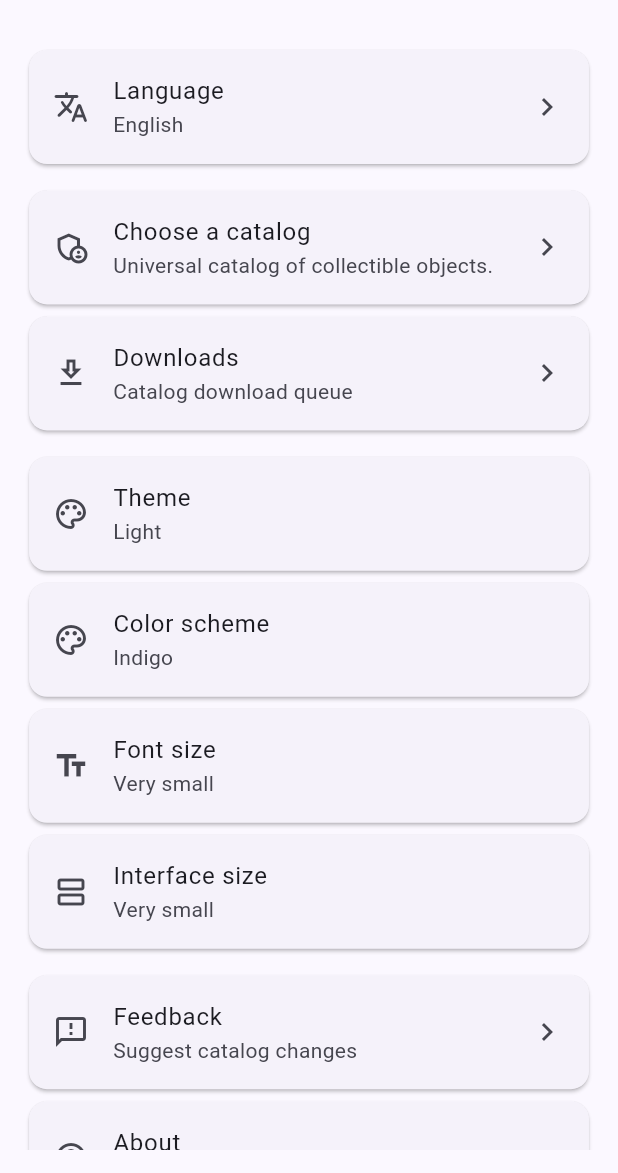
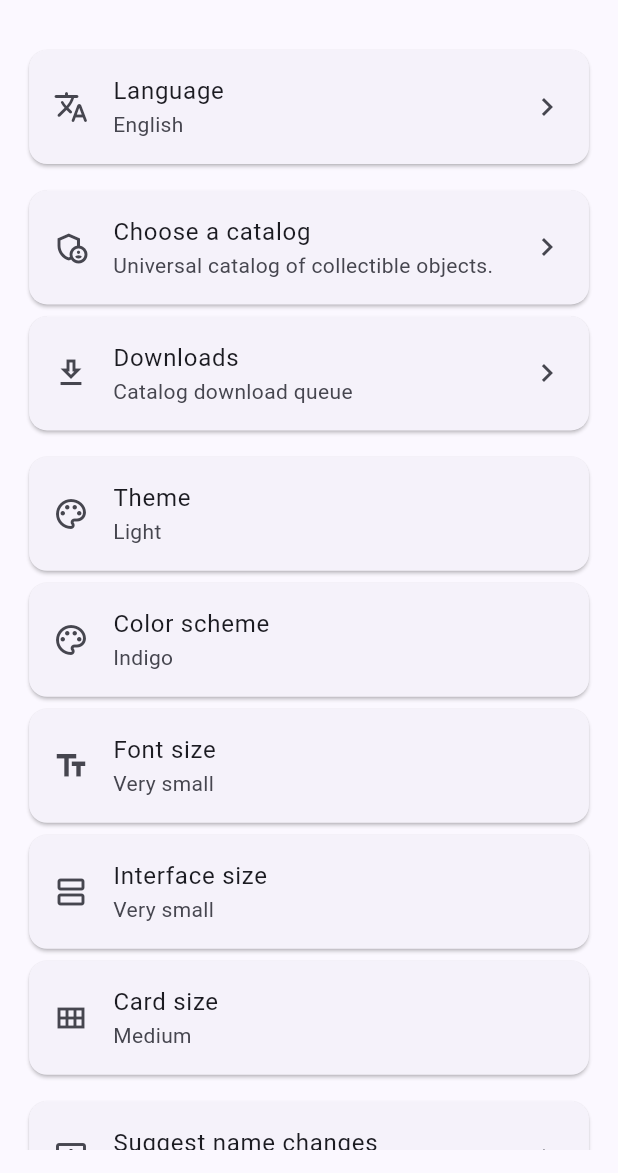
Before and after one commit to KeksPeks/collection_catalog, a Flutter app: the _ResponsiveSettings screen opened directly with empty values, on a phone screen of 412 x 824 dp, the part 63-1236 px from its top. Run offline on Flutter 3.47's test engine with Material 3 defaults, Android fonts, the light colour scheme and no system bars; our stand-ins replace dio, drift, flutter_local_notifications, flutter_riverpod, share_plus, shared_preferences; missing offline and left inert: excel, file_selector, mobile_scanner; accounts and stored records are empty; generated files the repository leaves out were written again.

Commit message:
fix: sync catalog card size settings and clean settings labels

```diff
--- a/lib/app/adaptive_app.dart
+++ b/lib/app/adaptive_app.dart
@@ -3,6 +3,7 @@ import 'package:flutter_localizations/flutter_localizations.dart';
 import 'package:shared_preferences/shared_preferences.dart';
 
 import '../core/localization/app_localizations.dart';
+import '../core/settings/ui_layout_settings.dart';
 import '../core/utils/responsive.dart';
 import '../features/catalogs/presentation/favorites_page.dart';
 import '../features/collections/presentation/pages/catalog_page.dart';
@@ -42,6 +43,7 @@ class _ResponsiveCollectionAppState extends State<ResponsiveCollectionApp> {
 
   Future<void> _load() async {
     final p = await SharedPreferences.getInstance();
+    await UiLayoutSettings.load();
     if (!mounted) return;
     setState(() {
       final theme = p.getString(_themeKey);
@@ -195,6 +197,14 @@ class _ResponsiveSettings extends StatelessWidget {
     return _text(context, 'Очень большой', 'Very large', 'Sehr groß', 'Très grand', 'Muy grande', 'Molto grande', 'Muito grande', '极大', '極大', '매우 크게', 'كبير جدًا');
   }
 
+  String _cardSize(BuildContext context, double value) {
+    if (value < 130) return _text(context, 'Очень маленькие', 'Very small', 'Sehr klein', 'Très petit', 'Muy pequeñas', 'Molto piccole', 'Muito pequenas', '极小', '極小', '매우 작게', 'صغيرة جدًا');
+    if (value < 150) return _text(context, 'Маленькие', 'Small', 'Klein', 'Petites', 'Pequeñas', 'Piccole', 'Pequenas', '小', '小', '작게', 'صغيرة');
+    if (value < 170) return _text(context, 'Средние', 'Medium', 'Mittel', 'Moyennes', 'Medianas', 'Medie', 'Médias', '中', '中', '중간', 'متوسطة');
+    if (value < 190) return _text(context, 'Большие', 'Large', 'Groß', 'Grandes', 'Grandes', 'Grandi', 'Grandes', '大', '大', '크게', 'كبيرة');
+    return _text(context, 'Очень большие', 'Very large', 'Sehr groß', 'Très grandes', 'Muy grandes', 'Molto grandi', 'Muito grandes', '极大', '極大', '매우 크게', 'كبيرة جدًا');
+  }
+
   String _themeName(BuildContext context, ThemeMode value) => switch (value) {
     ThemeMode.system => _text(context, 'Системная', 'System', 'System', 'Système', 'Sistema', 'Sistema', 'Sistema', '系统', 'システム', '시스템', 'النظام'),
     ThemeMode.light => _text(context, 'Светлая', 'Light', 'Hell', 'Clair', 'Claro', 'Chiaro', 'Claro', '浅色', 'ライト', '라이트', 'فاتح'),
@@ -224,8 +234,9 @@ class _ResponsiveSettings extends StatelessWidget {
     final colorLabel = _text(context, 'Цветовая схема', 'Color scheme', 'Farbschema', 'Couleurs', 'Esquema de color', 'Schema colori', 'Esquema de cores', '配色', '配色', '색상', 'نظام الألوان');
     final fontLabel = _text(context, 'Размер шрифта', 'Font size', 'Schriftgröße', 'Taille du texte', 'Tamaño de fuente', 'Dimensione carattere', 'Tamanho da fonte', '字体大小', 'フォントサイズ', '글자 크기', 'حجم الخط');
     final uiLabel = _text(context, 'Размер интерфейса', 'Interface size', 'Oberflächengröße', 'Taille de l’interface', 'Tamaño de interfaz', 'Dimensione interfaccia', 'Tamanho da interface', '界面大小', 'インターフェースサイズ', '인터페이스 크기', 'حجم الواجهة');
-    final feedback = _text(context, 'Обратная связь', 'Feedback', 'Feedback', 'Commentaires', 'Comentarios', 'Feedback', 'Feedback', '反馈', 'フィードバック', '피드백', 'ملاحظات');
-    final feedbackDescription = _text(context, 'Предложения по изменению каталогов', 'Suggest catalog changes', 'Katalogänderungen vorschlagen', 'Proposer des changements', 'Sugerir cambios', 'Proponi modifiche', 'Sugerir alterações', '建议修改目录', 'カタログ変更を提案', '카탈로그 변경 제안', 'اقتراح تغييرات الفهرس');
+    final cardSizeLabel = _text(context, 'Размер карточек', 'Card size', 'Kartengröße', 'Taille des cartes', 'Tamaño de tarjetas', 'Dimensione delle schede', 'Tamanho dos cartões', '卡片大小', 'カードサイズ', '카드 크기', 'حجم البطاقات');
+    final feedback = _text(context, 'Предложить изменения в названиях', 'Suggest name changes', 'Namensänderungen vorschlagen', 'Proposer des changements de noms', 'Sugerir cambios de nombres', 'Suggerisci modifiche ai nomi', 'Sugerir alterações nos nomes', '建议修改名称', '名前の変更を提案', '이름 변경 제안', 'اقتراح تغييرات الأسماء');
+    final feedbackDescription = _text(context, 'Предложить изменения в названиях каталогов', 'Suggest catalog name changes', 'Katalognamen ändern', 'Proposer des changements de noms de catalogues', 'Sugerir cambios de nombres de catálogos', 'Suggerisci modifiche ai nomi dei cataloghi', 'Sugerir alterações nos nomes dos catálogos', '建议修改目录名称', 'カタログ名の変更を提案', '카탈로그 이름 변경 제안', 'اقتراح تغييرات أسماء الفهارس');
     final about = _text(context, 'О приложении', 'About', 'Über', 'À propos', 'Acerca de', 'Informazioni', 'Sobre', '关于', 'アプリについて', '정보', 'حول التطبيق');
 
     return Scaffold(
@@ -241,9 +252,20 @@ class _ResponsiveSettings extends StatelessWidget {
           Card(child: ListTile(leading: const Icon(Icons.color_lens_outlined), title: Text(colorLabel), subtitle: Text(_colorName(context, colorIndex)), onTap: () => _colors(context))),
           Card(child: ListTile(leading: const Icon(Icons.text_fields_outlined), title: Text(fontLabel), subtitle: Text(_size(context, fontScale)), onTap: () => _scaleSheet(context, true))),
           Card(child: ListTile(leading: const Icon(Icons.view_agenda_outlined), title: Text(uiLabel), subtitle: Text(_size(context, uiScale)), onTap: () => _scaleSheet(context, false))),
+          ValueListenableBuilder<int>(
+            valueListenable: UiLayoutSettings.revision,
+            builder: (context, _, __) => Card(
+              child: ListTile(
+                leading: const Icon(Icons.view_module_outlined),
+                title: Text(cardSizeLabel),
+                subtitle: Text(_cardSize(context, UiLayoutSettings.cardHeight)),
+                onTap: () => _cardSizeSheet(context),
+              ),
+            ),
+          ),
           SizedBox(height: info.spacing(10)),
           Card(child: ListTile(leading: const Icon(Icons.feedback_outlined), title: Text(feedback), subtitle: Text(feedbackDescription), trailing: const Icon(Icons.chevron_right), onTap: () => Navigator.of(context).push(MaterialPageRoute(builder: (_) => const FeedbackPage())))),
-          Card(child: ListTile(leading: const Icon(Icons.help_outline), title: Text(about), subtitle: Text(l10n.catalogDescription), onTap: () => showAboutDialog(context: context, applicationName: 'Collection Catalog', applicationVersion: '1.0.0'))),
+          Card(child: ListTile(leading: const Icon(Icons.help_outline), title: Text(about), subtitle: Text(l10n.catalogDescription), onTap: () => showAboutDialog(context: context, applicationName: 'Collection Catalog'))),
         ]),
       ),
     );
@@ -275,4 +297,28 @@ class _ResponsiveSettings extends StatelessWidget {
     if (value == null) return;
     if (font) onFontChanged(value); else onUiChanged(value);
   }
+
+  Future<void> _cardSizeSheet(BuildContext context) async {
+    final values = const <double>[120, 140, 160, 180, 200];
+    final current = UiLayoutSettings.cardHeight;
+    final value = await showModalBottomSheet<double>(
+      context: context,
+      builder: (sheet) => SafeArea(
+        child: Column(
+          mainAxisSize: MainAxisSize.min,
+          children: values
+              .map(
+                (item) => ListTile(
+                  leading: Icon((item - current).abs() < 1 ? Icons.radio_button_checked : Icons.radio_button_unchecked),
+                  title: Text(_cardSize(context, item)),
+                  subtitle: Text('${item.round()} px'),
+                  onTap: () => Navigator.pop(sheet, item),
+                ),
+              )
+              .toList(),
+        ),
+      ),
+    );
+    if (value != null) await UiLayoutSettings.save(cardHeight: value);
+  }
 }
```
